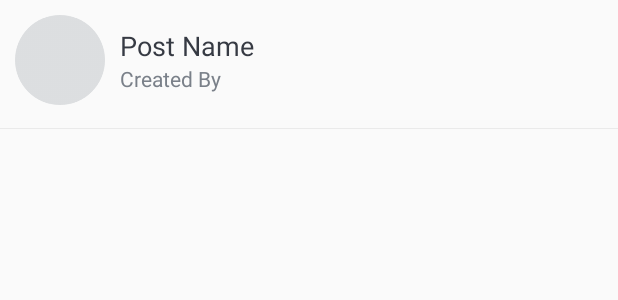
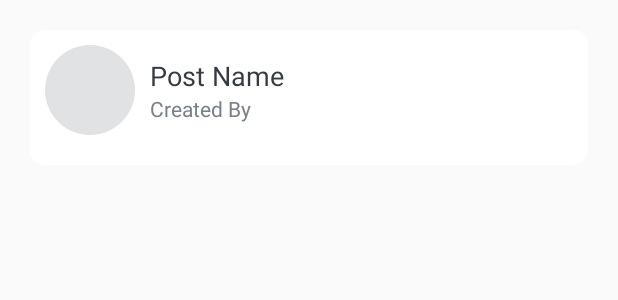
Before and after one commit to DKIV9570/Give-Receive, an Android app: the layout item_post.xml on its own in the app's theme, with its tools: preview values and no code run, on a phone screen of 412 x 824 dp. Shown: the top 300 px of the screen. Run offline under Robolectric (Android 15) with nearby library versions, the phone set to English and light mode, and no system bars.

Commit message:
Post card view

```diff
--- a/app/src/main/res/layout/item_post.xml
+++ b/app/src/main/res/layout/item_post.xml
@@ -1,7 +1,17 @@
 <?xml version="1.0" encoding="utf-8"?>
-<LinearLayout xmlns:android="http://schemas.android.com/apk/res/android"
+
+<androidx.cardview.widget.CardView
+    xmlns:android="http://schemas.android.com/apk/res/android"
     xmlns:app="http://schemas.android.com/apk/res-auto"
     xmlns:tools="http://schemas.android.com/tools"
+    android:layout_width="match_parent"
+    android:layout_height="wrap_content"
+    android:background="@drawable/white_border_shape_button_rounded"
+    android:elevation="@dimen/card_view_elevation"
+    android:layout_margin="20dp"
+    app:cardCornerRadius="@dimen/card_view_corner_radius">
+
+    <LinearLayout
         android:layout_width="match_parent"
         android:layout_height="wrap_content"
         android:layout_marginBottom="@dimen/item_post_content_marginBottom"
@@ -48,20 +58,14 @@
 
             </LinearLayout>
 
-
         </LinearLayout>
 
-
-    <LinearLayout
-        android:layout_width="match_parent"
-        android:layout_height="wrap_content"
-        android:layout_marginStart="@dimen/item_post_name_layout_marginStart"
-        android:orientation="vertical">
         <LinearLayout
             android:id="@+id/ll_give_list"
             android:layout_width="match_parent"
             android:layout_height="wrap_content"
             android:orientation="horizontal">
+
         </LinearLayout>
 
         <LinearLayout
@@ -71,14 +75,6 @@
             android:orientation="horizontal">
         </LinearLayout>
 
-
     </LinearLayout>
 
-
-    <View
-        android:layout_width="match_parent"
-        android:layout_height="@dimen/item_post_divider_height"
-        android:layout_marginTop="@dimen/item_post_divider_marginTop"
-        android:background="@color/divider_color" />
-
-</LinearLayout>
+</androidx.cardview.widget.CardView>
```
Also changed, not shown: app/src/main/java/com/example/givereceive/adapters/PostItemsAdapter.kt (+7 -5 lines), app/src/main/res/drawable/give_tag.xml (added, +12 -0 lines), app/src/main/res/drawable/receive_tag.xml (added, +12 -0 lines). Lines whose indentation alone changed are shown as unchanged.
